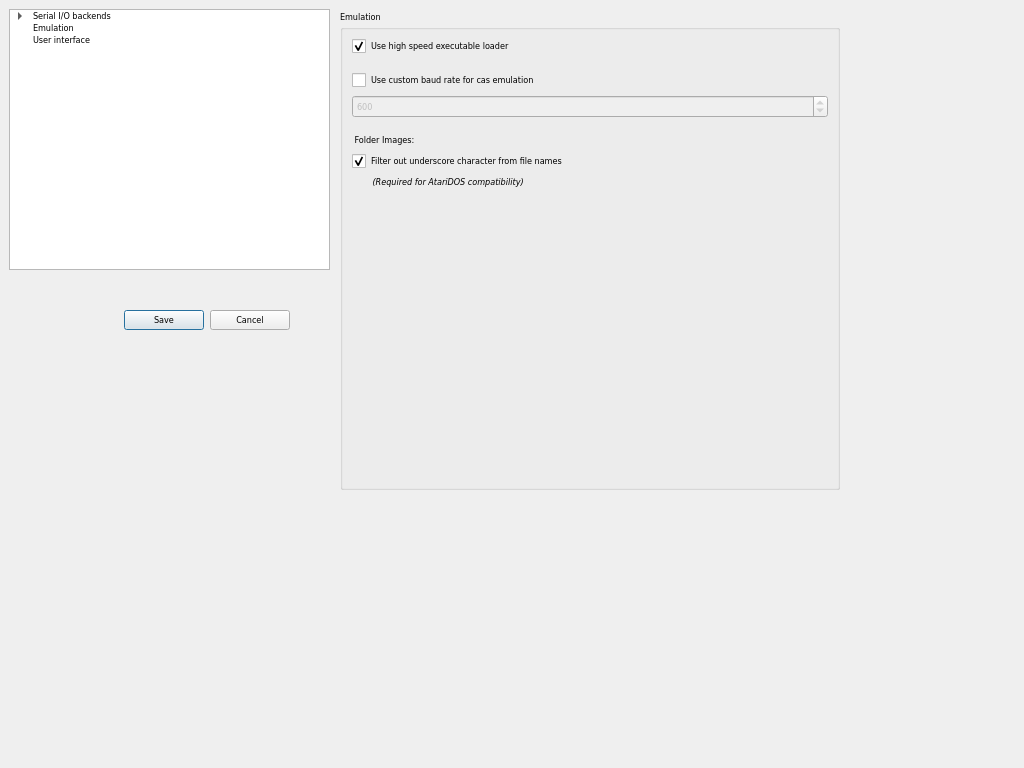
Old version of the form android/optionsdialog.ui in the repository greblus/aspeqt.
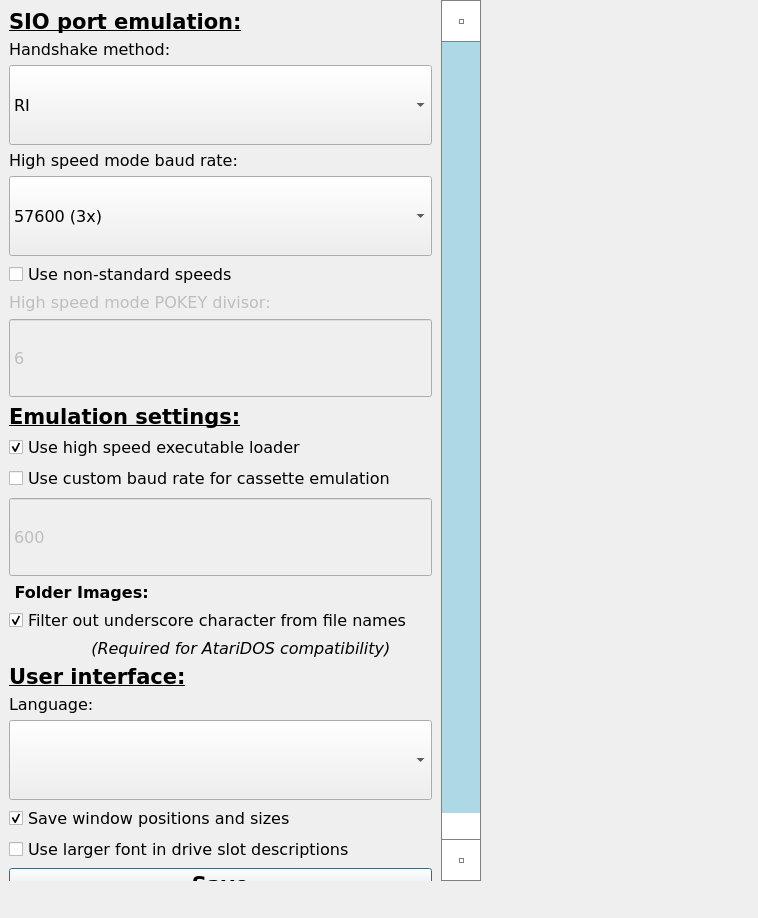
New version of the form. The open tabs and pages were chosen to show the change.

Commit message: New OptionsDialog window.

```diff
--- a/android/optionsdialog.ui
+++ b/android/optionsdialog.ui
@@ -2,225 +2,244 @@
 <ui version="4.0">
  <class>OptionsDialog</class>
  <widget class="QDialog" name="OptionsDialog">
-  <property name="windowModality">
-   <enum>Qt::ApplicationModal</enum>
-  </property>
   <property name="geometry">
    <rect>
     <x>0</x>
     <y>0</y>
-    <width>1024</width>
-    <height>768</height>
+    <width>758</width>
+    <height>918</height>
    </rect>
   </property>
   <property name="sizePolicy">
-   <sizepolicy hsizetype="Fixed" vsizetype="Fixed">
+   <sizepolicy hsizetype="Expanding" vsizetype="Expanding">
     <horstretch>0</horstretch>
     <verstretch>0</verstretch>
    </sizepolicy>
   </property>
-  <property name="font">
-   <font>
-    <family>DejaVu Sans Condensed</family>
-    <pointsize>7</pointsize>
-   </font>
-  </property>
   <property name="windowTitle">
-   <string>Options</string>
+   <string>Dialog</string>
   </property>
-  <property name="locale">
-   <locale language="English" country="UnitedStates"/>
-  </property>
-  <property name="modal">
-   <bool>false</bool>
-  </property>
-  <widget class="QTreeWidget" name="treeWidget">
+  <widget class="QScrollArea" name="scrollArea">
    <property name="geometry">
     <rect>
-     <x>9</x>
-     <y>9</y>
-     <width>321</width>
-     <height>261</height>
+     <x>0</x>
+     <y>0</y>
+     <width>481</width>
+     <height>881</height>
     </rect>
    </property>
-   <property name="sizePolicy">
-    <sizepolicy hsizetype="Preferred" vsizetype="Preferred">
-     <horstretch>0</horstretch>
-     <verstretch>0</verstretch>
-    </sizepolicy>
-   </property>
-   <property name="lineWidth">
-    <number>1</number>
-   </property>
-   <property name="iconSize">
+   <property name="minimumSize">
     <size>
      <width>0</width>
-     <height>0</height>
+     <height>80</height>
     </size>
    </property>
-   <property name="headerHidden">
-    <bool>true</bool>
-   </property>
-   <column>
-    <property name="text">
-     <string>1</string>
-    </property>
-   </column>
-   <item>
-    <property name="text">
-     <string>Serial I/O backends</string>
-    </property>
-    <property name="flags">
-     <set>ItemIsDragEnabled|ItemIsUserCheckable|ItemIsEnabled</set>
-    </property>
-    <item>
-     <property name="text">
-      <string>Sio2PC-USB</string>
-     </property>
-     <property name="checkState">
-      <enum>Checked</enum>
-     </property>
-    </item>
-    <item>
-     <property name="text">
-      <string>AtariSIO</string>
-     </property>
      <property name="font">
       <font>
-       <strikeout>false</strikeout>
-      </font>
-     </property>
-     <property name="background">
-      <brush brushstyle="NoBrush">
-       <color alpha="255">
-        <red>147</red>
-        <green>147</green>
-        <blue>147</blue>
-       </color>
-      </brush>
-     </property>
-     <property name="foreground">
-      <brush brushstyle="NoBrush">
-       <color alpha="255">
-        <red>221</red>
-        <green>221</green>
-        <blue>221</blue>
-       </color>
-      </brush>
-     </property>
-     <property name="checkState">
-      <enum>Unchecked</enum>
-     </property>
-     <property name="flags">
-      <set>ItemIsDragEnabled</set>
-     </property>
-    </item>
-   </item>
-   <item>
-    <property name="text">
-     <string>Emulation</string>
-    </property>
-   </item>
-   <item>
-    <property name="text">
-     <string>User interface</string>
-    </property>
-   </item>
-  </widget>
-  <widget class="QStackedWidget" name="stackedWidget">
+     <family>Verdana</family>
+     <pointsize>12</pointsize>
+    </font>
+   </property>
+   <property name="styleSheet">
+    <string notr="true">QScrollBar:vertical {
+     border: 1px solid grey;
+     background: white;
+     width: 40px;
+     margin: 41px 0 41px 0;
+ }
+ QScrollBar::handle:vertical {
+     background: lightblue;
+     min-height: 40px;
+     max-height: 100px;
+ }
+ QScrollBar::add-line:vertical {
+     border: 1px solid grey;
+     background: white;
+     height: 40px;
+     subcontrol-position: bottom;
+     subcontrol-origin: margin;
+ }
+
+ QScrollBar::sub-line:vertical {
+     border: 1px solid grey;
+     background: white;
+     height: 40px;
+     subcontrol-position: top;
+     subcontrol-origin: margin;
+ }
+ QScrollBar::up-arrow:vertical, QScrollBar::down-arrow:vertical {
+     border: 1px solid grey;
+     width: 3px;
+     height: 3px;
+     background: white;
+ }
+
+ QScrollBar::add-page:vertical, QScrollBar::sub-page:vertical {
+      background: none;
+}</string>
+   </property>
+   <property name="frameShape">
+    <enum>QFrame::NoFrame</enum>
+   </property>
+   <property name="verticalScrollBarPolicy">
+    <enum>Qt::ScrollBarAlwaysOn</enum>
+   </property>
+   <property name="sizeAdjustPolicy">
+    <enum>QAbstractScrollArea::AdjustToContentsOnFirstShow</enum>
+   </property>
+   <property name="widgetResizable">
+    <bool>true</bool>
+   </property>
+   <widget class="QWidget" name="scrollAreaWidgetContents">
    <property name="geometry">
     <rect>
-     <x>340</x>
-     <y>10</y>
-     <width>500</width>
-     <height>480</height>
-    </rect>
-   </property>
+      <x>0</x>
+      <y>0</y>
+      <width>441</width>
+      <height>892</height>
+     </rect>
+    </property>
+    <layout class="QGridLayout" name="gridLayout">
+     <item row="20" column="0">
+      <widget class="QPushButton" name="pushButton">
    <property name="sizePolicy">
-    <sizepolicy hsizetype="Expanding" vsizetype="Preferred">
+        <sizepolicy hsizetype="Expanding" vsizetype="Fixed">
      <horstretch>0</horstretch>
      <verstretch>0</verstretch>
     </sizepolicy>
    </property>
-   <property name="currentIndex">
-    <number>0</number>
-   </property>
-   <widget class="QWidget" name="page_serialPort">
-    <layout class="QVBoxLayout" name="verticalLayout_2">
-     <property name="spacing">
-      <number>0</number>
-     </property>
-     <property name="leftMargin">
-      <number>0</number>
-     </property>
-     <property name="topMargin">
-      <number>0</number>
-     </property>
-     <property name="rightMargin">
-      <number>0</number>
-     </property>
-     <property name="bottomMargin">
-      <number>0</number>
-     </property>
-     <item>
-      <widget class="QGroupBox" name="serialPortGroup">
+       <property name="font">
+        <font>
+         <pointsize>16</pointsize>
+         <weight>75</weight>
+         <bold>true</bold>
+        </font>
+       </property>
+       <property name="text">
+        <string>Save</string>
+       </property>
+      </widget>
+     </item>
+     <item row="19" column="0">
+      <widget class="QCheckBox" name="useLargerFont">
+       <property name="enabled">
+        <bool>true</bool>
+       </property>
+       <property name="font">
+        <font>
+         <family>Verdana</family>
+         <pointsize>12</pointsize>
+        </font>
+       </property>
+       <property name="text">
+        <string>Use larger font in drive slot descriptions</string>
+       </property>
+       <property name="checked">
+        <bool>false</bool>
+       </property>
+      </widget>
+     </item>
+     <item row="3" column="0">
+      <widget class="QLabel" name="serialPortBaudLabel">
        <property name="sizePolicy">
-        <sizepolicy hsizetype="Preferred" vsizetype="Preferred">
+        <sizepolicy hsizetype="Preferred" vsizetype="Fixed">
          <horstretch>0</horstretch>
          <verstretch>0</verstretch>
         </sizepolicy>
        </property>
        <property name="font">
         <font>
-         <family>MS Shell Dlg 2</family>
+         <family>Verdana</family>
+         <pointsize>12</pointsize>
         </font>
        </property>
-       <property name="title">
-        <string>Standard serial port backend options</string>
+       <property name="text">
+        <string>High speed mode baud rate:</string>
        </property>
-       <layout class="QVBoxLayout" name="verticalLayout_3">
-        <property name="spacing">
-         <number>4</number>
-        </property>
-        <property name="topMargin">
-         <number>1</number>
-        </property>
-        <item>
-         <widget class="QComboBox" name="serialPortHandshakeCombo">
+      </widget>
+     </item>
+     <item row="18" column="0">
+      <widget class="QCheckBox" name="saveWinPosBox">
+       <property name="font">
+        <font>
+         <family>Verdana</family>
+         <pointsize>12</pointsize>
+        </font>
+       </property>
+       <property name="text">
+        <string>Save window positions and sizes</string>
+       </property>
+       <property name="checked">
+        <bool>true</bool>
+       </property>
+      </widget>
+     </item>
+     <item row="16" column="0">
+      <widget class="QLabel" name="i18nLanguageLabel">
+       <property name="font">
+        <font>
+         <family>Verdana</family>
+         <pointsize>12</pointsize>
+        </font>
+       </property>
+       <property name="text">
+        <string>Language:</string>
+       </property>
+      </widget>
+     </item>
+     <item row="17" column="0">
+      <widget class="QComboBox" name="i18nLanguageCombo">
           <property name="minimumSize">
            <size>
             <width>0</width>
-            <height>0</height>
-           </size>
-          </property>
-          <item>
-           <property name="text">
-            <string>RI</string>
-           </property>
-          </item>
-          <item>
-           <property name="text">
-            <string>DSR</string>
-           </property>
-          </item>
-          <item>
+         <height>80</height>
+        </size>
+       </property>
+      </widget>
+     </item>
+     <item row="6" column="0">
+      <widget class="QLabel" name="serialPortDivisorLabel">
+       <property name="enabled">
+        <bool>false</bool>
+       </property>
+       <property name="sizePolicy">
+        <sizepolicy hsizetype="Preferred" vsizetype="Fixed">
+         <horstretch>0</horstretch>
+         <verstretch>0</verstretch>
+        </sizepolicy>
+       </property>
+       <property name="font">
+        <font>
+         <family>Verdana</family>
+         <pointsize>12</pointsize>
+        </font>
+       </property>
            <property name="text">
-            <string>CTS</string>
-           </property>
-          </item>
-          <item>
+        <string>High speed mode POKEY divisor:</string>
+       </property>
+      </widget>
+     </item>
+     <item row="15" column="0">
+      <widget class="QLabel" name="label_5">
+       <property name="font">
+        <font>
+         <pointsize>16</pointsize>
+         <weight>75</weight>
+         <bold>true</bold>
+         <underline>true</underline>
+        </font>
+       </property>
            <property name="text">
-            <string>SOFT</string>
-           </property>
-          </item>
-         </widget>
-        </item>
-        <item>
+        <string>User interface:</string>
+       </property>
+      </widget>
+     </item>
+     <item row="4" column="0">
          <widget class="QComboBox" name="serialPortBaudCombo">
           <property name="minimumSize">
            <size>
             <width>0</width>
-            <height>0</height>
+         <height>80</height>
            </size>
           </property>
           <property name="currentIndex">
@@ -243,43 +262,151 @@
           </item>
          </widget>
         </item>
-        <item>
+     <item row="5" column="0">
          <widget class="QCheckBox" name="serialPortUseDivisorsBox">
+       <property name="font">
+        <font>
+         <family>Verdana</family>
+         <pointsize>12</pointsize>
+        </font>
+       </property>
           <property name="text">
-           <string>Use non-standard speeds (divisor):</string>
+        <string>Use non-standard speeds</string>
           </property>
          </widget>
         </item>
-        <item>
+     <item row="10" column="0">
+      <widget class="QCheckBox" name="emulationUseCustomCasBaudBox">
+       <property name="sizePolicy">
+        <sizepolicy hsizetype="Minimum" vsizetype="Fixed">
+         <horstretch>0</horstretch>
+         <verstretch>0</verstretch>
+        </sizepolicy>
+       </property>
+       <property name="minimumSize">
+        <size>
+         <width>300</width>
+         <height>0</height>
+        </size>
+       </property>
+       <property name="font">
+        <font>
+         <family>Verdana</family>
+         <pointsize>12</pointsize>
+        </font>
+       </property>
+       <property name="text">
+        <string>Use custom baud rate for cassette emulation</string>
+       </property>
+      </widget>
+     </item>
+     <item row="8" column="0">
+      <widget class="QLabel" name="label_4">
+       <property name="font">
+        <font>
+         <pointsize>16</pointsize>
+         <weight>75</weight>
+         <bold>true</bold>
+         <underline>true</underline>
+        </font>
+       </property>
+       <property name="text">
+        <string>Emulation settings:</string>
+       </property>
+      </widget>
+     </item>
+     <item row="9" column="0">
+      <widget class="QCheckBox" name="emulationHighSpeedExeLoaderBox">
+       <property name="minimumSize">
+        <size>
+         <width>300</width>
+         <height>0</height>
+        </size>
+       </property>
+       <property name="font">
+        <font>
+         <family>Verdana</family>
+         <pointsize>12</pointsize>
+        </font>
+       </property>
+       <property name="text">
+        <string>Use high speed executable loader</string>
+       </property>
+       <property name="checked">
+        <bool>true</bool>
+       </property>
+      </widget>
+     </item>
+     <item row="14" column="0">
+      <widget class="QLabel" name="label_3">
+       <property name="minimumSize">
+        <size>
+         <width>300</width>
+         <height>0</height>
+        </size>
+       </property>
+       <property name="font">
+        <font>
+         <family>Verdana</family>
+         <pointsize>12</pointsize>
+         <italic>true</italic>
+        </font>
+       </property>
+       <property name="text">
+        <string>        (Required for AtariDOS compatibility)</string>
+       </property>
+       <property name="alignment">
+        <set>Qt::AlignCenter</set>
+       </property>
+      </widget>
+     </item>
+     <item row="13" column="0">
+      <widget class="QCheckBox" name="filterUscore">
+       <property name="minimumSize">
+        <size>
+         <width>300</width>
+         <height>0</height>
+        </size>
+       </property>
+       <property name="maximumSize">
+        <size>
+         <width>16777215</width>
+         <height>16777215</height>
+        </size>
+       </property>
+       <property name="font">
+        <font>
+         <family>Verdana</family>
+         <pointsize>12</pointsize>
+        </font>
+       </property>
+       <property name="text">
+        <string>Filter out underscore character from file names</string>
+       </property>
+       <property name="checked">
+        <bool>true</bool>
+       </property>
+      </widget>
+     </item>
+     <item row="7" column="0">
          <widget class="QSpinBox" name="serialPortDivisorEdit">
           <property name="enabled">
            <bool>false</bool>
           </property>
-          <property name="sizePolicy">
-           <sizepolicy hsizetype="Preferred" vsizetype="Fixed">
-            <horstretch>0</horstretch>
-            <verstretch>0</verstretch>
-           </sizepolicy>
-          </property>
           <property name="minimumSize">
            <size>
             <width>0</width>
-            <height>0</height>
-           </size>
-          </property>
-          <property name="baseSize">
-           <size>
-            <width>0</width>
-            <height>0</height>
+         <height>80</height>
            </size>
           </property>
           <property name="font">
            <font>
+         <family>Verdana</family>
             <pointsize>12</pointsize>
            </font>
           </property>
-          <property name="frame">
-           <bool>true</bool>
+       <property name="buttonSymbols">
+        <enum>QAbstractSpinBox::NoButtons</enum>
           </property>
           <property name="maximum">
            <number>40</number>
@@ -289,217 +416,7 @@
           </property>
          </widget>
         </item>
-        <item>
-         <spacer name="serialPortSpacer1">
-          <property name="orientation">
-           <enum>Qt::Vertical</enum>
-          </property>
-          <property name="sizeType">
-           <enum>QSizePolicy::Minimum</enum>
-          </property>
-          <property name="sizeHint" stdset="0">
-           <size>
-            <width>20</width>
-            <height>5</height>
-           </size>
-          </property>
-         </spacer>
-        </item>
-       </layout>
-      </widget>
-     </item>
-    </layout>
-   </widget>
-   <widget class="QWidget" name="page_atariSio">
-    <layout class="QVBoxLayout" name="verticalLayout_4">
-     <property name="spacing">
-      <number>0</number>
-     </property>
-     <property name="leftMargin">
-      <number>0</number>
-     </property>
-     <property name="topMargin">
-      <number>0</number>
-     </property>
-     <property name="rightMargin">
-      <number>0</number>
-     </property>
-     <property name="bottomMargin">
-      <number>0</number>
-     </property>
-     <item>
-      <widget class="QGroupBox" name="atariSioGroup">
-       <property name="title">
-        <string>AtariSIO backend options</string>
-       </property>
-       <layout class="QVBoxLayout" name="verticalLayout_5">
-        <item>
-         <widget class="QCheckBox" name="atariSioBox">
-          <property name="enabled">
-           <bool>false</bool>
-          </property>
-          <property name="text">
-           <string>Use this backend</string>
-          </property>
-         </widget>
-        </item>
-        <item>
-         <widget class="QLabel" name="atariSioDriverNameLabel">
-          <property name="sizePolicy">
-           <sizepolicy hsizetype="Expanding" vsizetype="Fixed">
-            <horstretch>0</horstretch>
-            <verstretch>0</verstretch>
-           </sizepolicy>
-          </property>
-          <property name="text">
-           <string>Device name:</string>
-          </property>
-         </widget>
-        </item>
-        <item>
-         <widget class="QLineEdit" name="atariSioDriverNameEdit">
-          <property name="text">
-           <string>/dev/atarisio0</string>
-          </property>
-         </widget>
-        </item>
-        <item>
-         <widget class="QLabel" name="atariSioHandshakingMethodLabel">
-          <property name="sizePolicy">
-           <sizepolicy hsizetype="Preferred" vsizetype="Fixed">
-            <horstretch>0</horstretch>
-            <verstretch>0</verstretch>
-           </sizepolicy>
-          </property>
-          <property name="text">
-           <string>Handshake method:</string>
-          </property>
-         </widget>
-        </item>
-        <item>
-         <widget class="QComboBox" name="atariSioHandshakingMethodCombo">
-          <item>
-           <property name="text">
-            <string>RI</string>
-           </property>
-          </item>
-          <item>
-           <property name="text">
-            <string>DSR</string>
-           </property>
-          </item>
-          <item>
-           <property name="text">
-            <string>CTS</string>
-           </property>
-          </item>
-         </widget>
-        </item>
-        <item>
-         <spacer name="atariSioSpacer1">
-          <property name="orientation">
-           <enum>Qt::Vertical</enum>
-          </property>
-          <property name="sizeHint" stdset="0">
-           <size>
-            <width>20</width>
-            <height>148</height>
-           </size>
-          </property>
-         </spacer>
-        </item>
-       </layout>
-      </widget>
-     </item>
-    </layout>
-   </widget>
-   <widget class="QWidget" name="page_emulation">
-    <layout class="QVBoxLayout" name="verticalLayout_10">
-     <property name="spacing">
-      <number>0</number>
-     </property>
-     <property name="leftMargin">
-      <number>0</number>
-     </property>
-     <property name="topMargin">
-      <number>0</number>
-     </property>
-     <property name="rightMargin">
-      <number>0</number>
-     </property>
-     <property name="bottomMargin">
-      <number>0</number>
-     </property>
-     <item>
-      <widget class="QGroupBox" name="emulationGroup">
-       <property name="sizePolicy">
-        <sizepolicy hsizetype="Preferred" vsizetype="Preferred">
-         <horstretch>0</horstretch>
-         <verstretch>0</verstretch>
-        </sizepolicy>
-       </property>
-       <property name="minimumSize">
-        <size>
-         <width>300</width>
-         <height>0</height>
-        </size>
-       </property>
-       <property name="title">
-        <string>Emulation</string>
-       </property>
-       <layout class="QGridLayout" name="gridLayout_3">
-        <item row="0" column="0" colspan="2">
-         <widget class="QCheckBox" name="emulationHighSpeedExeLoaderBox">
-          <property name="minimumSize">
-           <size>
-            <width>300</width>
-            <height>0</height>
-           </size>
-          </property>
-          <property name="text">
-           <string>Use high speed executable loader</string>
-          </property>
-          <property name="checked">
-           <bool>true</bool>
-          </property>
-         </widget>
-        </item>
-        <item row="1" column="1">
-         <spacer name="emulationSpacer1">
-          <property name="orientation">
-           <enum>Qt::Vertical</enum>
-          </property>
-          <property name="sizeType">
-           <enum>QSizePolicy::Fixed</enum>
-          </property>
-          <property name="sizeHint" stdset="0">
-           <size>
-            <width>20</width>
-            <height>10</height>
-           </size>
-          </property>
-         </spacer>
-        </item>
-        <item row="2" column="0" colspan="2">
-         <widget class="QCheckBox" name="emulationUseCustomCasBaudBox">
-          <property name="sizePolicy">
-           <sizepolicy hsizetype="Minimum" vsizetype="Fixed">
-            <horstretch>0</horstretch>
-            <verstretch>0</verstretch>
-           </sizepolicy>
-          </property>
-          <property name="minimumSize">
-           <size>
-            <width>300</width>
-            <height>0</height>
-           </size>
-          </property>
-          <property name="text">
-           <string>Use custom baud rate for cas emulation</string>
-          </property>
-         </widget>
-        </item>
-        <item row="3" column="0" colspan="2">
+     <item row="11" column="0">
          <widget class="QSpinBox" name="emulationCustomCasBaudSpin">
           <property name="enabled">
            <bool>false</bool>
@@ -507,9 +424,18 @@
           <property name="minimumSize">
            <size>
             <width>230</width>
-            <height>0</height>
-           </size>
-          </property>
+         <height>80</height>
+        </size>
+       </property>
+       <property name="font">
+        <font>
+         <family>Verdana</family>
+         <pointsize>12</pointsize>
+        </font>
+       </property>
+       <property name="buttonSymbols">
+        <enum>QAbstractSpinBox::NoButtons</enum>
+       </property>
           <property name="minimum">
            <number>425</number>
           </property>
@@ -521,24 +447,8 @@
           </property>
          </widget>
         </item>
-        <item row="4" column="1">
-         <spacer name="verticalSpacer_2">
-          <property name="orientation">
-           <enum>Qt::Vertical</enum>
-          </property>
-          <property name="sizeType">
-           <enum>QSizePolicy::Fixed</enum>
-          </property>
-          <property name="sizeHint" stdset="0">
-           <size>
-            <width>20</width>
-            <height>10</height>
-           </size>
-          </property>
-         </spacer>
-        </item>
-        <item row="5" column="0">
-         <widget class="QLabel" name="label">
+     <item row="12" column="0">
+      <widget class="QLabel" name="label_2">
           <property name="minimumSize">
            <size>
             <width>0</width>
@@ -547,7 +457,9 @@
           </property>
           <property name="font">
            <font>
+         <weight>75</weight>
             <italic>false</italic>
+         <bold>true</bold>
            </font>
           </property>
           <property name="text">
@@ -555,182 +467,85 @@
           </property>
          </widget>
         </item>
-        <item row="6" column="0" colspan="2">
-         <widget class="QCheckBox" name="filterUscore">
+     <item row="2" column="0">
+      <widget class="QComboBox" name="serialPortHandshakeCombo">
           <property name="minimumSize">
            <size>
-            <width>300</width>
-            <height>0</height>
-           </size>
-          </property>
-          <property name="maximumSize">
-           <size>
-            <width>16777215</width>
-            <height>16777215</height>
-           </size>
-          </property>
+         <width>0</width>
+         <height>80</height>
+        </size>
+       </property>
+       <item>
+        <property name="text">
+         <string>RI</string>
+        </property>
+       </item>
+       <item>
           <property name="text">
-           <string>Filter out underscore character from file names</string>
-          </property>
-          <property name="checked">
-           <bool>true</bool>
-          </property>
-         </widget>
-        </item>
-        <item row="7" column="0" colspan="2">
-         <widget class="QLabel" name="label_2">
-          <property name="minimumSize">
-           <size>
-            <width>300</width>
-            <height>0</height>
-           </size>
-          </property>
+         <string>DSR</string>
+        </property>
+       </item>
+       <item>
+        <property name="text">
+         <string>CTS</string>
+        </property>
+       </item>
+       <item>
+        <property name="text">
+         <string>SOFT</string>
+        </property>
+       </item>
+      </widget>
+     </item>
+     <item row="0" column="0">
+      <widget class="QLabel" name="label">
           <property name="font">
            <font>
-            <italic>true</italic>
+         <pointsize>16</pointsize>
+         <weight>75</weight>
+         <bold>true</bold>
+         <underline>true</underline>
            </font>
           </property>
           <property name="text">
-           <string>        (Required for AtariDOS compatibility)</string>
-          </property>
-         </widget>
-        </item>
-        <item row="8" column="1">
-         <spacer name="emulationSpacer2">
-          <property name="orientation">
-           <enum>Qt::Vertical</enum>
-          </property>
-          <property name="sizeHint" stdset="0">
-           <size>
-            <width>20</width>
-            <height>40</height>
-           </size>
-          </property>
-         </spacer>
-        </item>
-       </layout>
-      </widget>
-     </item>
-    </layout>
-   </widget>
-   <widget class="QWidget" name="page_i18n">
-    <layout class="QGridLayout" name="gridLayout">
-     <property name="leftMargin">
-      <number>0</number>
-     </property>
-     <property name="topMargin">
-      <number>0</number>
-     </property>
-     <property name="rightMargin">
-      <number>0</number>
-     </property>
-     <property name="bottomMargin">
-      <number>0</number>
-     </property>
-     <property name="spacing">
-      <number>0</number>
-     </property>
-     <item row="0" column="0">
-      <widget class="QGroupBox" name="uiGroup">
-       <property name="minimumSize">
-        <size>
-         <width>258</width>
-         <height>208</height>
-        </size>
-       </property>
-       <property name="title">
-        <string>User inteface</string>
-       </property>
-       <layout class="QGridLayout" name="gridLayout_2">
-        <item row="0" column="0">
-         <widget class="QLabel" name="i18nLanguageLabel">
-          <property name="text">
-           <string>Language:</string>
+        <string>SIO port emulation:</string>
           </property>
          </widget>
         </item>
         <item row="1" column="0">
-         <widget class="QComboBox" name="i18nLanguageCombo"/>
-        </item>
-        <item row="4" column="0">
-         <widget class="QCheckBox" name="saveWinPosBox">
+      <widget class="QLabel" name="serialPortHandshakeLabel">
+       <property name="sizePolicy">
+        <sizepolicy hsizetype="Preferred" vsizetype="Fixed">
+         <horstretch>0</horstretch>
+         <verstretch>0</verstretch>
+        </sizepolicy>
+       </property>
+       <property name="font">
+        <font>
+         <family>Verdana</family>
+         <pointsize>12</pointsize>
+        </font>
+       </property>
           <property name="text">
-           <string>Save window positions and sizes</string>
-          </property>
-          <property name="checked">
-           <bool>true</bool>
+        <string>Handshake method:</string>
           </property>
          </widget>
         </item>
-        <item row="6" column="0">
-         <spacer name="i18nSpacer2">
-          <property name="orientation">
-           <enum>Qt::Vertical</enum>
-          </property>
-          <property name="sizeHint" stdset="0">
-           <size>
-            <width>20</width>
-            <height>40</height>
-           </size>
-          </property>
-         </spacer>
-        </item>
-        <item row="3" column="0">
+     <item row="21" column="0">
          <spacer name="verticalSpacer">
           <property name="orientation">
            <enum>Qt::Vertical</enum>
           </property>
-          <property name="sizeType">
-           <enum>QSizePolicy::Fixed</enum>
-          </property>
           <property name="sizeHint" stdset="0">
            <size>
             <width>20</width>
-            <height>10</height>
+         <height>40</height>
            </size>
           </property>
          </spacer>
         </item>
-        <item row="5" column="0">
-         <widget class="QCheckBox" name="useLargerFont">
-          <property name="enabled">
-           <bool>true</bool>
-          </property>
-          <property name="text">
-           <string>Use larger font in drive slot descriptions</string>
-          </property>
-          <property name="checked">
-           <bool>false</bool>
-          </property>
-         </widget>
-        </item>
-       </layout>
-      </widget>
-     </item>
-    </layout>
-   </widget>
-  </widget>
-  <widget class="QDialogButtonBox" name="buttonBox">
-   <property name="geometry">
-    <rect>
-     <x>-10</x>
-     <y>290</y>
-     <width>300</width>
-     <height>60</height>
-    </rect>
-   </property>
-   <property name="toolTip">
-    <string>Save/Commit or Cancel/Ignore changes made to the settings</string>
-   </property>
-   <property name="statusTip">
-    <string/>
-   </property>
-   <property name="orientation">
-    <enum>Qt::Horizontal</enum>
-   </property>
-   <property name="standardButtons">
-    <set>QDialogButtonBox::Cancel|QDialogButtonBox::Save</set>
-   </property>
+    </layout>
+   </widget>
   </widget>
  </widget>
  <resources/>
```
Left out of the diff: 28 changed lines with no effect on the pictures. Lines whose indentation alone changed are shown as unchanged. The commit also changes 2 other files.
